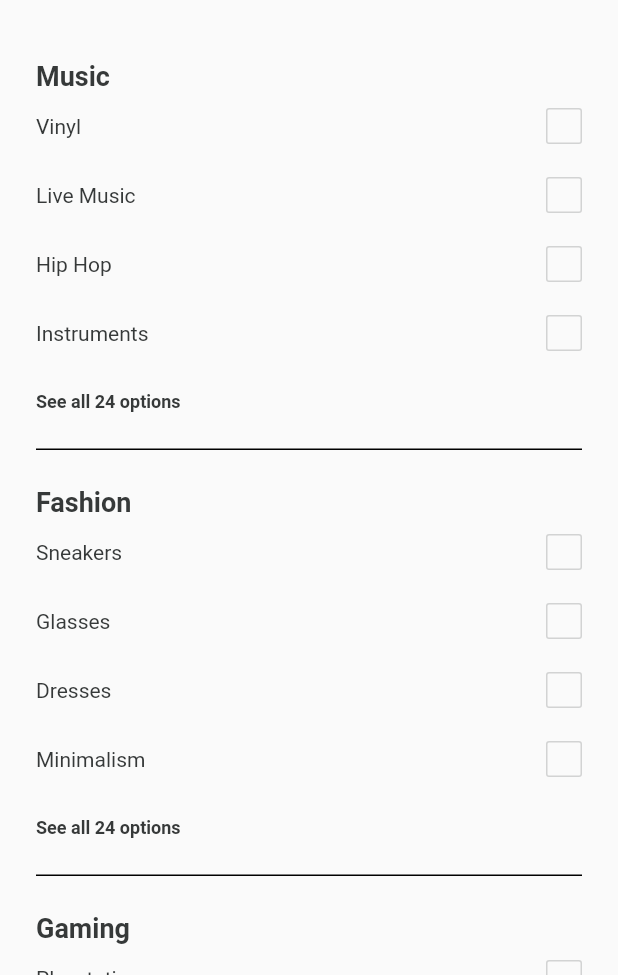
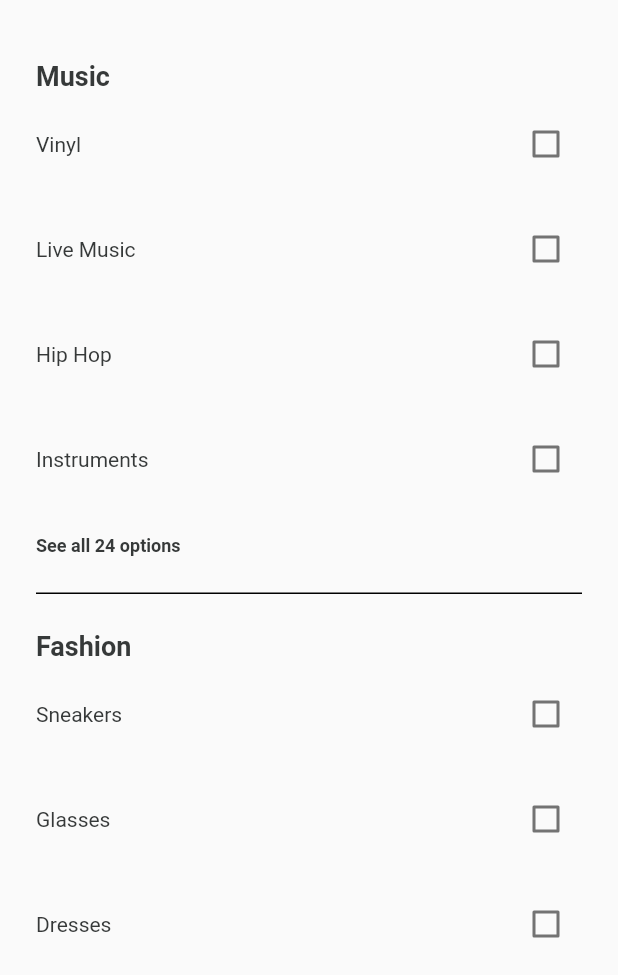
Before and after one commit to mrrapp/You-Store, a Flutter app: the FourthRegistrationPage screen opened directly, on a phone screen of 412 x 824 dp, the part 261-1236 px from its top. Run offline on Flutter 3.47's test engine with Material 2 defaults, Android fonts, the phone set to English and light mode, and no system bars; our stand-ins replace google_fonts.

Commit message:
implemented the checkbox functionality in registration page 4

```diff
--- a/lib/screens/onboarding/onboarding_three.dart
+++ b/lib/screens/onboarding/onboarding_three.dart
@@ -59,7 +59,7 @@ class _OnboardScreenThreeState extends State<OnboardScreenThree> {
               style: TextStyle(fontWeight: FontWeight.w400, fontSize: 16),
             ),
           ),
-          const SizedBox(height: 70),
+          // const SizedBox(height: 70),
 
           // Button
           const Padding(
--- a/lib/screens/onboarding/onboarding_two.dart
+++ b/lib/screens/onboarding/onboarding_two.dart
@@ -56,7 +56,7 @@ class _OnboardScreenTwoState extends State<OnboardScreenTwo> {
                   fontSize: 16),
             ),
           ),
-          const SizedBox(height: 70),
+          // const SizedBox(height: 70),
           //Next Button
           const Padding(
             padding: EdgeInsets.only(left: 24.0, right: 24, bottom: 50),
--- a/lib/screens/registration/reg_four.dart
+++ b/lib/screens/registration/reg_four.dart
@@ -122,10 +122,11 @@ class _FourthRegistrationPageState extends State<FourthRegistrationPage> {
                 ),
 
                 // Check list Music
-                InterestCheckbox(interest: 'Vinyl'),
-                InterestCheckbox(interest: 'Live Music'),
-                InterestCheckbox(interest: 'Hip Hop'),
-                InterestCheckbox(interest: 'Instruments'),
+
+                InterestCheckBox(interest: 'Vinyl'),
+                InterestCheckBox(interest: 'Live Music'),
+                InterestCheckBox(interest: 'Hip Hop'),
+                InterestCheckBox(interest: 'Instruments'),
                 Padding(
                   padding: EdgeInsets.only(top: 16.0, left: 24, right: 24),
                   child: Text(
@@ -163,10 +164,11 @@ class _FourthRegistrationPageState extends State<FourthRegistrationPage> {
                 ),
 
                 // Check list Music
-                InterestCheckbox(interest: 'Sneakers'),
-                InterestCheckbox(interest: 'Glasses'),
-                InterestCheckbox(interest: 'Dresses'),
-                InterestCheckbox(interest: 'Minimalism'),
+
+                InterestCheckBox(interest: 'Sneakers'),
+                InterestCheckBox(interest: 'Glasses'),
+                InterestCheckBox(interest: 'Dresses'),
+                InterestCheckBox(interest: 'Minimalism'),
                 Padding(
                   padding: EdgeInsets.only(top: 16.0, left: 24, right: 24),
                   child: Text(
@@ -204,10 +206,11 @@ class _FourthRegistrationPageState extends State<FourthRegistrationPage> {
                 ),
 
                 // Check list Music
-                InterestCheckbox(interest: 'Playstation'),
-                InterestCheckbox(interest: 'Xbox'),
-                InterestCheckbox(interest: 'PC'),
-                InterestCheckbox(interest: 'RPG\'s'),
+
+                InterestCheckBox(interest: 'Playastation'),
+                InterestCheckBox(interest: 'Xbox'),
+                InterestCheckBox(interest: 'PC'),
+                InterestCheckBox(interest: 'RPG\'s'),
                 Padding(
                   padding: EdgeInsets.only(top: 16.0, left: 24, right: 24),
                   child: Text(
--- a/lib/widgets/interest_checkbox.dart
+++ b/lib/widgets/interest_checkbox.dart
@@ -2,9 +2,22 @@ import 'package:flutter/material.dart';
 
 import '../utilities/color.dart';
 
-class InterestCheckbox extends StatelessWidget {
-  const InterestCheckbox({super.key, required this.interest});
+class InterestCheckBox extends StatefulWidget {
+  const InterestCheckBox({super.key, required this.interest});
   final String interest;
+  @override
+  State<InterestCheckBox> createState() => _InterestCheckBoxState();
+}
+
+class _InterestCheckBoxState extends State<InterestCheckBox> {
+  bool interestSelected = false;
+  // check box was tapped
+  // void checkBoxTapped(bool? value) {
+  //   setState(() {
+  //     interestSelected = value!;
+  //   });
+  // }
+
   @override
   Widget build(BuildContext context) {
     return Padding(
@@ -17,21 +30,35 @@ class InterestCheckbox extends StatelessWidget {
         children: [
           // Interest name
           Text(
-            interest,
+            // life saver code line below
+            widget.interest,
             style: const TextStyle(
                 fontWeight: FontWeight.w400,
                 fontSize: 14,
                 color: lightDarkBlue),
           ),
+
+          // functional checkbox
+          Checkbox(
+            value: interestSelected,
+            onChanged: (bool? value) {
+              setState(() {
+                interestSelected = value!;
+              });
+            },
+            checkColor: blackDarkText,
+            activeColor: Colors.grey.shade300,
+          )
+
           // Tick
-          Container(
-            width: 24,
-            height: 24,
-            decoration: BoxDecoration(
-                borderRadius: BorderRadius.circular(2),
-                border:
-                    Border.all(color: const Color.fromRGBO(210, 211, 211, 1))),
-          )
+          // Container(
+          //   width: 24,
+          //   height: 24,
+          //   decoration: BoxDecoration(
+          //       borderRadius: BorderRadius.circular(2),
+          //       border:
+          //           Border.all(color: const Color.fromRGBO(210, 211, 211, 1))),
+          // )
         ],
       ),
     );
```
Also changed, not shown: 1 other file.
